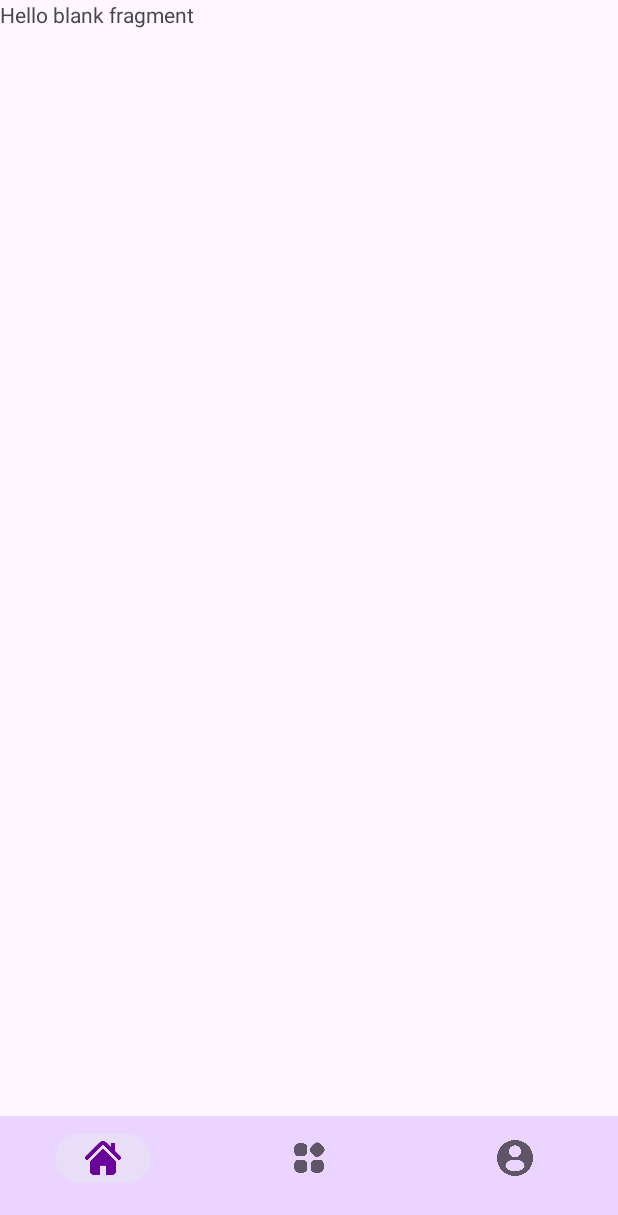
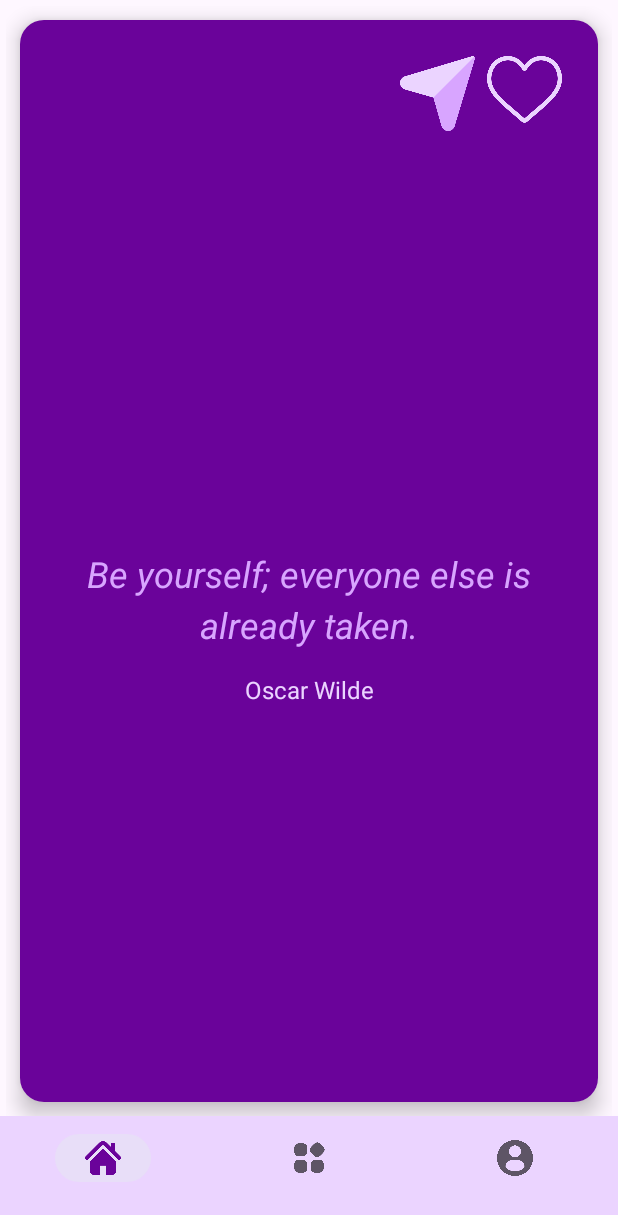
Before and after one commit to liv3041/quoted-app, an Android app: the HomeFragment screen opened directly, with no data from a screen before it, on a phone screen of 412 x 824 dp. Shown: the top 1215 px of the screen. Run offline under Robolectric (Android 15) with nearby library versions, the phone set to English and light mode, and no system bars; our stand-ins replace navigation-ui.

Commit message:
Adding quotes page for dummy data

```diff
--- a/app/build.gradle.kts
+++ b/app/build.gradle.kts
@@ -63,6 +63,7 @@ dependencies {
     implementation(libs.androidx.credentials)
     implementation(libs.androidx.credentials.play.services.auth)
     implementation(libs.googleid)
+    implementation(libs.firebase.firestore)
     testImplementation(libs.junit)
     androidTestImplementation(libs.androidx.junit)
     androidTestImplementation(libs.androidx.espresso.core)
--- a/core-ui/build.gradle.kts
+++ b/core-ui/build.gradle.kts
@@ -1,6 +1,7 @@
 plugins {
     alias(libs.plugins.android.library)
     alias(libs.plugins.kotlin.android)
+    alias(libs.plugins.google.gms.google.services)
 }
 
 android {
@@ -48,6 +49,7 @@ dependencies {
     implementation(libs.androidx.constraintlayout)
     implementation(libs.androidx.navigation.fragment.ktx)
     implementation(libs.androidx.navigation.ui.ktx)
+    implementation(libs.firebase.firestore)
     testImplementation(libs.junit)
     androidTestImplementation(libs.androidx.junit)
     androidTestImplementation(libs.androidx.espresso.core)
--- /dev/null
+++ b/core-ui/src/main/java/com/toonandtools/core_ui/adapter/QuoteAdapter.kt
@@ -0,0 +1,27 @@
+package com.toonandtools.core_ui.adapter
+
+import android.view.LayoutInflater
+import android.view.ViewGroup
+import androidx.recyclerview.widget.RecyclerView
+import com.toonandtools.core_ui.data.QuoteItem
+import com.toonandtools.core_ui.databinding.ItemQuotesBinding
+
+class QuoteAdapter(private val quotes: List<QuoteItem>) : RecyclerView.Adapter<QuoteAdapter.QuoteViewHolder>() {
+    inner class QuoteViewHolder(val binding: ItemQuotesBinding) : RecyclerView.ViewHolder(binding.root)
+
+    override fun onCreateViewHolder(parent: ViewGroup, viewType: Int): QuoteViewHolder {
+        val binding = ItemQuotesBinding.inflate(LayoutInflater.from(parent.context), parent, false)
+        return QuoteViewHolder(binding)
+    }
+
+    override fun getItemCount(): Int {
+       return quotes.size
+    }
+
+    override fun onBindViewHolder(holder: QuoteViewHolder, position: Int) {
+        val item = quotes[position]
+        holder.binding.quoteText.text = item.quoteText
+        holder.binding.quoteAuthor.text = item.quoteAuthor
+    }
+
+}
--- a/core-ui/src/main/java/com/toonandtools/core_ui/bottomnav/HomeFragment.kt
+++ b/core-ui/src/main/java/com/toonandtools/core_ui/bottomnav/HomeFragment.kt
@@ -5,29 +5,32 @@ import androidx.fragment.app.Fragment
 import android.view.LayoutInflater
 import android.view.View
 import android.view.ViewGroup
+import androidx.recyclerview.widget.LinearSnapHelper
+import androidx.recyclerview.widget.SnapHelper
 import com.toonandtools.core_ui.R
+import com.toonandtools.core_ui.adapter.QuoteAdapter
+import com.toonandtools.core_ui.data.QuoteItem
+import com.toonandtools.core_ui.databinding.FragmentHomeBinding
+import com.toonandtools.core_ui.layout.CenterZoomLayoutVertical
 
 // TODO: Rename parameter arguments, choose names that match
 // the fragment initialization parameters, e.g. ARG_ITEM_NUMBER
 private const val ARG_PARAM1 = "param1"
 private const val ARG_PARAM2 = "param2"
 
-/**
- * A simple [Fragment] subclass.
- * Use the [HomeFragment.newInstance] factory method to
- * create an instance of this fragment.
- */
+
 class HomeFragment : Fragment() {
-    // TODO: Rename and change types of parameters
-    private var param1: String? = null
-    private var param2: String? = null
+    private lateinit var binding: FragmentHomeBinding
+    private lateinit var adapter: QuoteAdapter
+    private lateinit var quoteList:MutableList<QuoteItem>
+    private lateinit var snapHelper: SnapHelper
+
+
+
 
     override fun onCreate(savedInstanceState: Bundle?) {
         super.onCreate(savedInstanceState)
-        arguments?.let {
-            param1 = it.getString(ARG_PARAM1)
-            param2 = it.getString(ARG_PARAM2)
-        }
+
     }
 
     override fun onCreateView(
@@ -35,26 +38,58 @@ class HomeFragment : Fragment() {
         savedInstanceState: Bundle?
     ): View? {
         // Inflate the layout for this fragment
-        return inflater.inflate(R.layout.fragment_home, container, false)
+        binding = FragmentHomeBinding.inflate(inflater, container, false)
+        return binding.root
     }
 
-    companion object {
-        /**
-         * Use this factory method to create a new instance of
-         * this fragment using the provided parameters.
-         *
-         * @param param1 Parameter 1.
-         * @param param2 Parameter 2.
-         * @return A new instance of fragment HomeFragment.
-         */
-        // TODO: Rename and change types and number of parameters
-        @JvmStatic
-        fun newInstance(param1: String, param2: String) =
-            HomeFragment().apply {
-                arguments = Bundle().apply {
-                    putString(ARG_PARAM1, param1)
-                    putString(ARG_PARAM2, param2)
-                }
-            }
+    override fun onViewCreated(view: View, savedInstanceState: Bundle?) {
+        super.onViewCreated(view, savedInstanceState)
+        val layoutManager = CenterZoomLayoutVertical(requireContext())
+        binding.quotesRecyclerView.layoutManager = layoutManager
+        quoteList = mutableListOf()
+        adapter = QuoteAdapter(quoteList)
+        snapHelper = LinearSnapHelper()
+        binding.quotesRecyclerView.adapter = adapter
+        snapHelper.attachToRecyclerView(binding.quotesRecyclerView)
+        quoteList.addAll(DummyQuotesData.quoteList)
+        adapter.notifyDataSetChanged()
+
+
     }
+
+    object DummyQuotesData {
+
+        val quoteList = listOf(
+            QuoteItem(
+                quoteText = "Be yourself; everyone else is already taken.",
+                quoteAuthor = "Oscar Wilde",
+            ),
+            QuoteItem(
+                quoteText = "In the middle of every difficulty lies opportunity.",
+                quoteAuthor = "Albert Einstein",
+            ),
+            QuoteItem(
+                quoteText = "Success is not final, failure is not fatal: It is the courage to continue that counts.",
+                quoteAuthor = "Winston Churchill",
+            ),
+            QuoteItem(
+                quoteText = "The only way to do great work is to love what you do.",
+                quoteAuthor = "Steve Jobs",
+            ),
+            QuoteItem(
+                quoteText = "The future belongs to those who believe in the beauty of their dreams.",
+                quoteAuthor = "Eleanor Roosevelt",
+            ),
+            QuoteItem(
+                quoteText = "Happiness can be found even in the darkest of times if one only remembers to turn on the light.",
+                quoteAuthor = "Albus Dumbledore",
+            ),
+            QuoteItem(
+                quoteText = "Do what you can, with what you have, where you are.",
+                quoteAuthor = "Theodore Roosevelt",
+            )
+        )
+    }
+
+
 }
--- /dev/null
+++ b/core-ui/src/main/java/com/toonandtools/core_ui/data/QuoteItem.kt
@@ -0,0 +1,6 @@
+package com.toonandtools.core_ui.data
+
+data class QuoteItem(
+    val quoteText: String,
+    val quoteAuthor: String,
+)
--- /dev/null
+++ b/core-ui/src/main/java/com/toonandtools/core_ui/layout/CenterZoomLayoutVertical.kt
@@ -0,0 +1,45 @@
+package com.toonandtools.core_ui.layout
+
+import android.content.Context
+import androidx.recyclerview.widget.LinearLayoutManager
+import androidx.recyclerview.widget.RecyclerView
+
+class CenterZoomLayoutVertical(context: Context): LinearLayoutManager(context) {
+
+    private val mShrinkAmount = 0.15f
+    private val mShrinkDistance = 0.9f
+
+    init {
+        orientation = VERTICAL // Set to VERTICAL for vertical orientation
+    }
+
+    override fun scrollVerticallyBy(dy: Int, recycler: RecyclerView.Recycler, state: RecyclerView.State): Int {
+        val orientation = orientation
+        if (orientation == VERTICAL) {
+            val scrolled = super.scrollVerticallyBy(dy, recycler, state)
+            val midpoint = height / 2f
+            val d0 = 0f
+            val d1 = mShrinkDistance * midpoint
+            val s0 = 1f
+            val s1 = 1f - mShrinkAmount
+
+            for (i in 0 until childCount) {
+                val child = getChildAt(i) ?: continue
+                val childMidpoint = (getDecoratedBottom(child) + getDecoratedTop(child)) / 2f
+                val d = Math.min(d1, Math.abs(midpoint - childMidpoint))
+                val scale = s0 + (s1 - s0) * (d - d0) / (d1 - d0)
+                child.scaleX = scale
+                child.scaleY = scale
+            }
+            return scrolled
+        } else {
+            return 0
+        }
+    }
+
+    override fun onLayoutChildren(recycler: RecyclerView.Recycler?, state: RecyclerView.State?) {
+        super.onLayoutChildren(recycler, state)
+        scrollVerticallyBy(0, recycler!!, state!!)
+    }
+
+}
--- a/core-ui/src/main/res/layout/fragment_home.xml
+++ b/core-ui/src/main/res/layout/fragment_home.xml
@@ -1,15 +1,23 @@
 <?xml version="1.0" encoding="utf-8"?>
-<FrameLayout xmlns:android="http://schemas.android.com/apk/res/android"
+<androidx.constraintlayout.widget.ConstraintLayout xmlns:android="http://schemas.android.com/apk/res/android"
     xmlns:tools="http://schemas.android.com/tools"
     android:layout_width="match_parent"
     android:layout_height="match_parent"
     android:id="@+id/homeFragment"
     tools:context=".bottomnav.HomeFragment">
-
-    <!-- TODO: Update blank fragment layout -->
-    <TextView
+    <androidx.recyclerview.widget.RecyclerView
+        android:id="@+id/quotesRecyclerView"
         android:layout_width="match_parent"
         android:layout_height="match_parent"
-        android:text="@string/hello_blank_fragment" />
+        android:clipToPadding="false"
+        android:scrollbars="none"
+        android:layout_marginStart="4dp"
+        android:layout_marginTop="4dp"
+        android:layout_marginEnd="4dp"
+        android:screenReaderFocusable="true"
+        android:padding="1dp"
+        />
 
-</FrameLayout>
+
+
+</androidx.constraintlayout.widget.ConstraintLayout>
--- /dev/null
+++ b/core-ui/src/main/res/layout/item_quotes.xml
@@ -0,0 +1,63 @@
+<?xml version="1.0" encoding="utf-8"?>
+<androidx.cardview.widget.CardView
+    xmlns:android="http://schemas.android.com/apk/res/android"
+    xmlns:card_view="http://schemas.android.com/apk/res-auto"
+    xmlns:app="http://schemas.android.com/apk/res-auto"
+    android:layout_width="match_parent"
+    android:layout_height="match_parent"
+    android:layout_margin="8dp"
+    card_view:cardCornerRadius="16dp"
+    card_view:cardElevation="8dp"
+    android:foreground="?attr/selectableItemBackground">
+
+    <androidx.constraintlayout.widget.ConstraintLayout
+        android:layout_width="match_parent"
+        android:layout_height="match_parent"
+        android:background="@color/royal_purple"
+        android:padding="24dp">
+
+        <ImageView
+            android:id="@+id/favIcon"
+            android:layout_width="50dp"
+            android:layout_height="50dp"
+            android:src="@drawable/fav"
+            app:layout_constraintTop_toTopOf="parent"
+            app:layout_constraintEnd_toEndOf="parent" />
+        <ImageView
+            android:id="@+id/shareIcon"
+            android:layout_width="50dp"
+            android:layout_height="50dp"
+            android:layout_marginEnd="8dp"
+            android:src="@drawable/send"
+            app:layout_constraintTop_toTopOf="parent"
+            app:layout_constraintEnd_toStartOf="@id/favIcon" />
+        <TextView
+            android:id="@+id/quoteText"
+            android:layout_width="0dp"
+            android:layout_height="wrap_content"
+            android:text="“Be yourself; everyone else is already taken.”"
+            android:textSize="24sp"
+            android:textColor="@color/lavender"
+            android:textStyle="italic"
+            android:gravity="center"
+            android:lineSpacingExtra="6dp"
+            app:layout_constraintTop_toBottomOf="@id/favIcon"
+            app:layout_constraintStart_toStartOf="parent"
+            app:layout_constraintEnd_toEndOf="parent"
+            card_view:layout_constraintBottom_toBottomOf="parent"/>
+
+        <TextView
+            android:id="@+id/quoteAuthor"
+            android:layout_width="wrap_content"
+            android:layout_height="wrap_content"
+            android:text="- Oscar Wilde"
+            android:textSize="16sp"
+            android:textColor="@color/lavender_light"
+            app:layout_constraintTop_toBottomOf="@id/quoteText"
+            app:layout_constraintStart_toStartOf="parent"
+            app:layout_constraintEnd_toEndOf="parent"
+            android:layout_marginTop="16dp" />
+
+    </androidx.constraintlayout.widget.ConstraintLayout>
+
+</androidx.cardview.widget.CardView>
--- a/core-ui/src/main/res/values/colors.xml
+++ b/core-ui/src/main/res/values/colors.xml
@@ -5,4 +5,6 @@
     <color name="lavender">#D8A5FF</color>
     <color name="royal_purple">#6A039A</color>
     <color name="lavender_light">#EBD4FF</color>
+    <color name="transparent100">#00ff0000</color>
+
 </resources>
--- a/gradle/libs.versions.toml
+++ b/gradle/libs.versions.toml
@@ -18,6 +18,7 @@ firebaseAuth = "23.2.1"
 credentials = "1.5.0"
 credentialsPlayServicesAuth = "1.5.0"
 googleid = "1.1.1"
+firebaseFirestore = "25.1.4"
 
 [libraries]
 androidx-core-ktx = { group = "androidx.core", name = "core-ktx", version.ref = "coreKtx" }
@@ -35,6 +36,7 @@ firebase-auth = { group = "com.google.firebase", name = "firebase-auth", version
 androidx-credentials = { group = "androidx.credentials", name = "credentials", version.ref = "credentials" }
 androidx-credentials-play-services-auth = { group = "androidx.credentials", name = "credentials-play-services-auth", version.ref = "credentialsPlayServicesAuth" }
 googleid = { group = "com.google.android.libraries.identity.googleid", name = "googleid", version.ref = "googleid" }
+firebase-firestore = { group = "com.google.firebase", name = "firebase-firestore", version.ref = "firebaseFirestore" }
 
 [plugins]
 android-application = { id = "com.android.application", version.ref = "agp" }
```
Also changed, not shown: core-ui/src/main/java/com/toonandtools/core_ui/bottomnav/CategoryFragment.kt (+3 -36 lines), core-ui/src/main/java/com/toonandtools/core_ui/bottomnav/ProfileFragment.kt (+2 -35 lines), core-ui/src/main/res/drawable/fav.png (added), core-ui/src/main/res/drawable/favfilled.png (added), core-ui/src/main/res/drawable/send.png (added), 1 other file.
